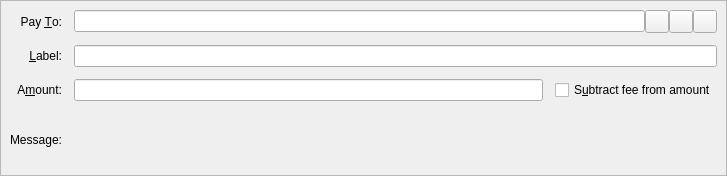
This is src/qt/forms/sendcoinsentry.ui in Animecointeam/Animecoin as Qt 5 draws it before an edit. The edited form follows.
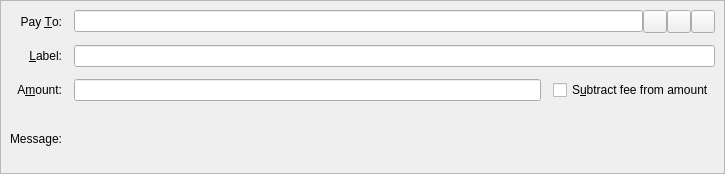
This is the edited form. Icons and pictures are not drawn. Custom widgets are drawn as their Qt base class.

```diff
--- a/src/qt/forms/sendcoinsentry.ui
+++ b/src/qt/forms/sendcoinsentry.ui
@@ -6,8 +6,8 @@
    <rect>
     <x>0</x>
     <y>0</y>
-    <width>727</width>
-    <height>176</height>
+    <width>725</width>
+    <height>174</height>
    </rect>
   </property>
   <property name="focusPolicy">
```
Left out of the diff: 2 changed lines with no effect on the pictures.
